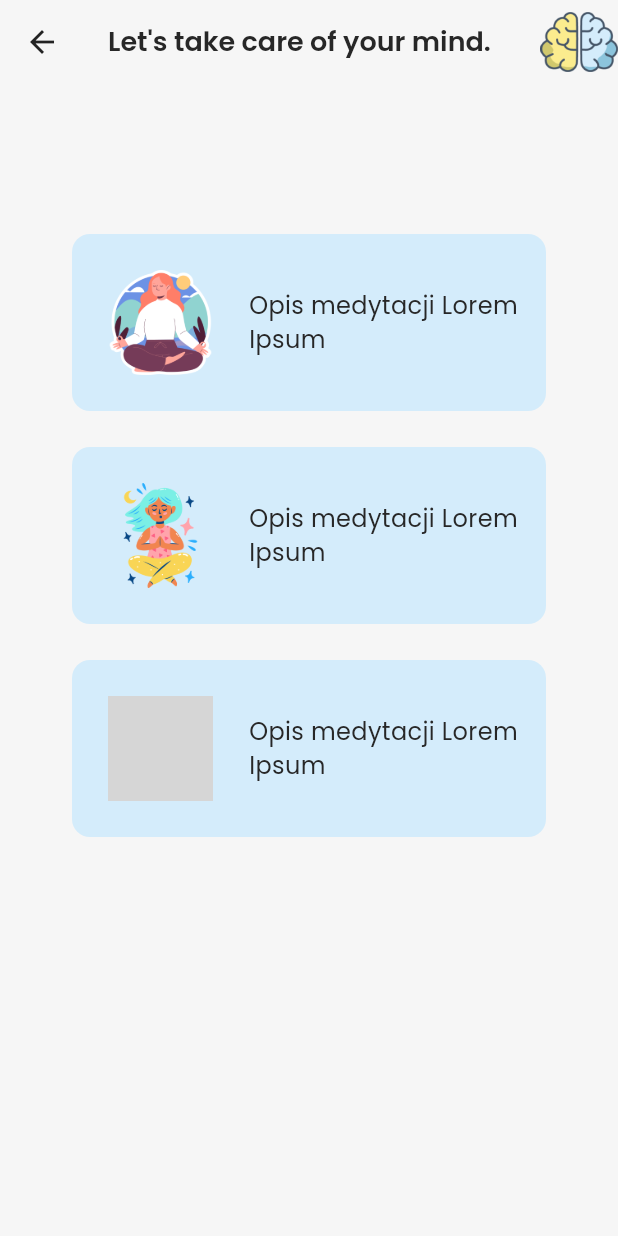
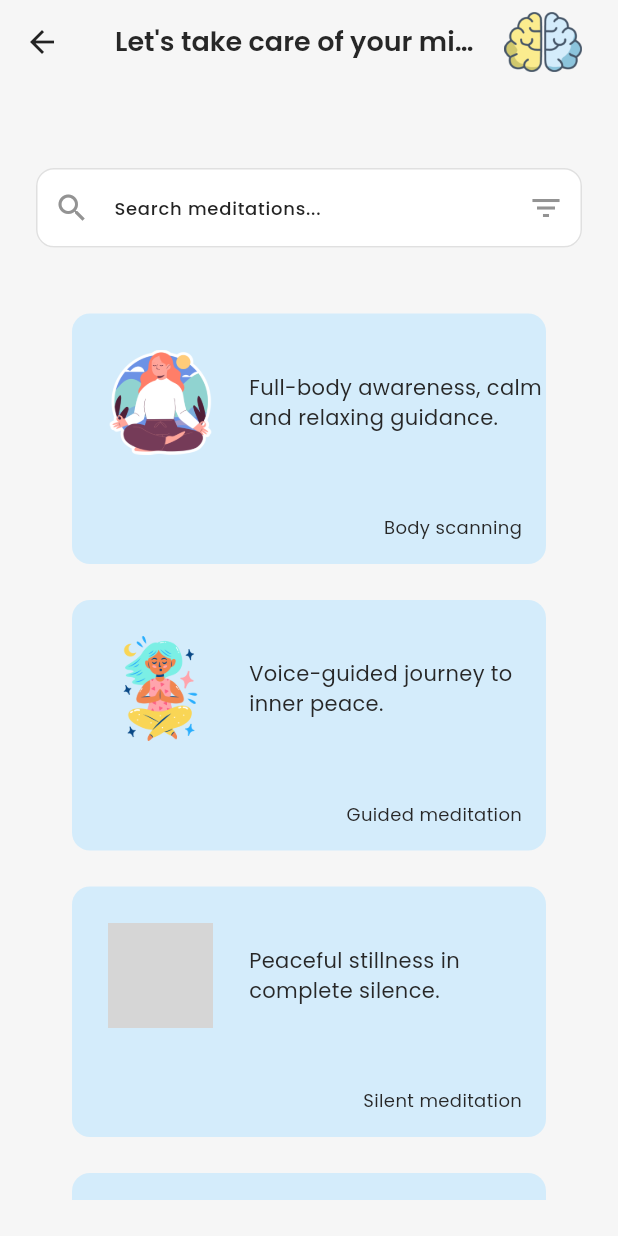
Before and after one commit to CelPat/ProjektZespolowyPCZ, a Flutter app: the HomePage screen opened directly, on a phone screen of 412 x 824 dp. Run offline on Flutter 3.47's test engine with Material 3 defaults, Android fonts, the phone set to English and light mode, and no system bars; our stand-ins replace connectivity_plus, firebase_storage, get, get_storage, iconsax, logger and 2 more; accounts and stored records are empty; grey boxes are pictures that could not be loaded.

Commit message:
Create meditaion model and meditation_types enum. Add search bar to home page with working functionality. Create filtering option by meditation type (UI to change)

```diff
--- /dev/null
+++ b/lib/features/guided_meditations/models/meditation.dart
@@ -0,0 +1,54 @@
+import 'package:flutter/material.dart';
+import 'package:projekt_zespolowy_pcz/features/guided_meditations/models/meditation_types.dart';
+
+import '../../../utils/constants/image_strings.dart';
+
+class Meditation {
+  final String image;
+  final String shortDescription;
+  final String description;
+  final VoidCallback onTap;
+  final MeditationType meditationType;
+
+  Meditation(
+      {required this.image,
+      required this.shortDescription,
+      required this.description,
+      required this.onTap,
+      required this.meditationType});
+}
+
+List<Meditation> meditations = [
+  Meditation(
+    image: ZenImages.meditation1,
+    shortDescription: 'Full-body awareness, calm and relaxing guidance.',
+    description:
+        'Body Scan Meditation focuses on bringing awareness to each part of your body, helping you relax and release tension. Starting at the top of your head and moving down to your toes, this meditation is perfect for grounding yourself and developing a deeper connection with your physical sensations.',
+    onTap: () => print('Kliknięto kafelek 1'),
+    meditationType: MeditationType.bodyScan,
+  ),
+  Meditation(
+    image: ZenImages.meditation2,
+    shortDescription: 'Voice-guided journey to inner peace.',
+    description:
+        'Guided Meditation leads you on a soothing journey with the help of a calming voice. This practice is ideal for beginners or those looking for structured relaxation, as it provides step-by-step guidance to help you focus, relax, and find tranquility.',
+    onTap: () => print('Kliknięto kafelek 2'),
+    meditationType: MeditationType.guidedMeditation,
+  ),
+  Meditation(
+    image: ZenImages.meditation3,
+    shortDescription: 'Peaceful stillness in complete silence.',
+    description:
+        'Silent Meditation offers a serene and uninterrupted space for introspection. Free from distractions, it allows you to focus solely on your breath or personal thoughts, creating an opportunity for deep mindfulness and self-discovery.',
+    onTap: () => print('Kliknięto kafelek 3'),
+    meditationType: MeditationType.silentMeditation,
+  ),
+  Meditation(
+    image: ZenImages.monk,
+    shortDescription: 'Relax deeply with body-focused mindfulness.',
+    description:
+        'This Body Scan Meditation gently guides your attention through each part of your body. Perfect for stress relief and improving mindfulness, it’s a rejuvenating practice for physical and mental relaxation.',
+    onTap: () => print('Kliknięto kafelek 4'),
+    meditationType: MeditationType.bodyScan,
+  ),
+];
--- /dev/null
+++ b/lib/features/guided_meditations/models/meditation_types.dart
@@ -0,0 +1,44 @@
+enum MeditationType {
+  guidedMeditation, // Medytacja prowadzona
+  silentMeditation, // Medytacja w ciszy
+  breathingCircle, // Pulsujące koło do oddechu
+  breathCounting, // Liczenie oddechów
+  bodyScan, // Medytacja skanowania ciała
+  visualization, // Wizualizacja
+  mindfulness, // Mindfulness
+  mantra, // Mantra
+  musicMeditation, // Medytacja z muzyką
+  dynamicMeditation, // Medytacja dynamiczna
+  soundHealing, // Medytacja dźwiękowa
+}
+
+extension MeditationTypeExtension on MeditationType {
+  String get description {
+    switch (this) {
+      case MeditationType.guidedMeditation:
+        return "Guided meditation";
+      case MeditationType.silentMeditation:
+        return "Silent meditation";
+      case MeditationType.breathingCircle:
+        return "Breathing Circle";
+      case MeditationType.breathCounting:
+        return "Breath Counting";
+      case MeditationType.bodyScan:
+        return "Body scanning";
+      case MeditationType.visualization:
+        return "Visualization";
+      case MeditationType.mindfulness:
+        return "Mindfulness";
+      case MeditationType.mantra:
+        return "Mantra";
+      case MeditationType.musicMeditation:
+        return "Music Meditation";
+      case MeditationType.dynamicMeditation:
+        return "Dynamic meditation";
+      case MeditationType.soundHealing:
+        return "Sound healing";
+      default:
+        return "Meditation";
+    }
+  }
+}
--- a/lib/features/guided_meditations/models/menu_item.dart
+++ /dev/null
@@ -1,13 +0,0 @@
-import 'package:flutter/material.dart';
-
-class MenuItem {
-  final String image;
-  final String description;
-  final VoidCallback onTap;
-
-  MenuItem({
-    required this.image,
-    required this.description,
-    required this.onTap,
-  });
-}
--- a/lib/features/guided_meditations/screens/home/home.dart
+++ b/lib/features/guided_meditations/screens/home/home.dart
@@ -6,9 +6,20 @@ import 'package:projekt_zespolowy_pcz/utils/constants/sizes.dart';
 import 'package:projekt_zespolowy_pcz/utils/constants/text_strings.dart';
 
 import '../../../../common/styles/spacing_styles.dart';
+import '../../models/meditation_types.dart';
+import 'widgets/meditation_search_bar.dart';
 
-class HomePage extends StatelessWidget {
+class HomePage extends StatefulWidget {
   const HomePage({super.key});
+
+  @override
+  State<HomePage> createState() => _HomePageState();
+}
+
+class _HomePageState extends State<HomePage> {
+  TextEditingController searchController = TextEditingController();
+  String searchQuery = '';
+  MeditationType? selectedType;
 
   @override
   Widget build(BuildContext context) {
@@ -21,10 +32,13 @@ class HomePage extends StatelessWidget {
           textAlign: TextAlign.center,
         ),
         actions: [
-          Image.asset(
-            ZenImages.appLogo,
-            fit: BoxFit.cover,
-            height: ZenSizes.iconXlg,
+          Padding(
+            padding: const EdgeInsets.only(right: ZenSizes.defaultSpace),
+            child: Image.asset(
+              ZenImages.appLogo,
+              fit: BoxFit.cover,
+              height: ZenSizes.iconXlg,
+            ),
           ),
         ],
       ),
@@ -32,17 +46,58 @@ class HomePage extends StatelessWidget {
         child: Padding(
           padding: ZenSpacingStyle.paddingWithAppBarHeight,
           child: Column(
-            mainAxisAlignment: MainAxisAlignment.center,
-            crossAxisAlignment: CrossAxisAlignment.center,
             children: [
-              const SizedBox(
-                height: ZenSizes.spaceBetweenSections,
+              MeditationSearchBar(
+                searchController: searchController,
+                onTextChanged: (text) {
+                  setState(() {
+                    searchQuery = text;
+                  });
+                },
+                onSearchSubmitted: (query) {
+                  setState(() {
+                    searchQuery = query;
+                  });
+                },
+                onFilterPressed: () => showFilterDialog(context),
               ),
-              Expanded(child: HomeMenu()),
+              const SizedBox(height: ZenSizes.spaceBetweenSections),
+              Expanded(
+                child: HomeMenu(
+                  searchQuery: searchQuery,
+                  selectedType: selectedType,
+                ),
+              ),
             ],
           ),
         ),
       ),
     );
   }
+
+  void showFilterDialog(BuildContext context) {
+    showDialog(
+      context: context,
+      builder: (BuildContext context) {
+        return AlertDialog(
+          title: const Text('Filter by Meditation Type'),
+          content: DropdownButton<MeditationType>(
+            value: selectedType,
+            items: MeditationType.values.map((type) {
+              return DropdownMenuItem<MeditationType>(
+                value: type,
+                child: Text(type.description),
+              );
+            }).toList(),
+            onChanged: (MeditationType? newType) {
+              setState(() {
+                selectedType = newType;
+              });
+              Navigator.of(context).pop();
+            },
+          ),
+        );
+      },
+    );
+  }
 }
--- a/lib/features/guided_meditations/screens/home/widgets/home_menu.dart
+++ b/lib/features/guided_meditations/screens/home/widgets/home_menu.dart
@@ -1,40 +1,44 @@
 import 'package:flutter/material.dart';
+import 'package:projekt_zespolowy_pcz/features/guided_meditations/models/meditation_types.dart';
 import 'package:projekt_zespolowy_pcz/utils/constants/colors.dart';
-import '../../../../../utils/constants/image_strings.dart';
 import '../../../../../utils/constants/sizes.dart';
-import '../../../models/menu_item.dart';
+import '../../../models/meditation.dart';
 
-class HomeMenu extends StatelessWidget {
-  HomeMenu({
+class HomeMenu extends StatefulWidget {
+  final String searchQuery;
+  final MeditationType? selectedType;
+
+  const HomeMenu({
     super.key,
+    required this.searchQuery,
+    this.selectedType,
   });
 
-  final List<MenuItem> items = [
-    MenuItem(
-      image: ZenImages.meditation1,
-      description: 'Opis medytacji Lorem Ipsum',
-      onTap: () => print('Kliknięto kafelek 1'),
-    ),
-    MenuItem(
-      image: ZenImages.meditation2,
-      description: 'Opis medytacji Lorem Ipsum',
-      onTap: () => print('Kliknięto kafelek 2'),
-    ),
-    MenuItem(
-      image: ZenImages.meditation3,
-      description: 'Opis medytacji Lorem Ipsum',
-      onTap: () => print('Kliknięto kafelek 3'),
-    ),
-  ];
+  @override
+  State<HomeMenu> createState() => _HomeMenuState();
+}
+
+class _HomeMenuState extends State<HomeMenu> {
+  List<Meditation> get filteredMeditations {
+    return meditations.where((meditation) {
+      final matchesQuery = widget.searchQuery.isEmpty ||
+          meditation.shortDescription
+              .toLowerCase()
+              .contains(widget.searchQuery.toLowerCase());
+      final matchesType = widget.selectedType == null ||
+          meditation.meditationType == widget.selectedType;
+      return matchesQuery && matchesType;
+    }).toList();
+  }
 
   @override
   Widget build(BuildContext context) {
     return ListView.builder(
-      itemCount: items.length,
+      itemCount: filteredMeditations.length,
       itemBuilder: (context, index) {
-        final item = items[index];
+        final singleMeditation = filteredMeditations[index];
         return GestureDetector(
-          onTap: item.onTap,
+          onTap: singleMeditation.onTap,
           child: Container(
             margin: const EdgeInsets.symmetric(
               vertical: ZenSizes.defaultSpace / 2,
@@ -44,21 +48,35 @@ class HomeMenu extends StatelessWidget {
               color: ZenColors.menuItemBackground,
               borderRadius: BorderRadius.circular(ZenSizes.borderRadiusLg),
             ),
-            child: Row(
+            child: Column(
+              children: [
+                Row(
                   children: [
                     Padding(
                       padding: const EdgeInsets.all(ZenSizes.defaultSpace),
                       child: Image.asset(
-                    item.image,
+                        singleMeditation.image,
                         width: 70,
                         height: 70,
                       ),
                     ),
                     Expanded(
                       child: Text(
-                    item.description,
+                        singleMeditation.shortDescription,
                         style: const TextStyle(
                           fontSize: ZenSizes.fontSizeMd,
+                        ),
+                      ),
+                    ),
+                  ],
+                ),
+                Padding(
+                  padding: const EdgeInsets.all(ZenSizes.spaceBetweenItems),
+                  child: Align(
+                    alignment: Alignment.bottomRight,
+                    child: Text(
+                      singleMeditation.meditationType.description,
+                      style: const TextStyle(fontSize: ZenSizes.fontSizeSm),
                     ),
                   ),
                 ),
--- /dev/null
+++ b/lib/features/guided_meditations/screens/home/widgets/meditation_search_bar.dart
@@ -0,0 +1,40 @@
+import 'package:flutter/material.dart';
+
+import '../../../../../utils/constants/sizes.dart';
+
+class MeditationSearchBar extends StatelessWidget {
+  final TextEditingController searchController;
+  final Function(String) onTextChanged;
+  final Function(String) onSearchSubmitted;
+  final VoidCallback onFilterPressed;
+
+  const MeditationSearchBar({
+    super.key,
+    required this.searchController,
+    required this.onTextChanged,
+    required this.onSearchSubmitted,
+    required this.onFilterPressed,
+  });
+
+  @override
+  Widget build(BuildContext context) {
+    return TextField(
+      controller: searchController,
+      decoration: InputDecoration(
+        prefixIcon: const Icon(Icons.search),
+        suffixIcon: IconButton(
+          icon: const Icon(Icons.filter_list),
+          onPressed: onFilterPressed,
+        ),
+        hintText: 'Search meditations...',
+        border: OutlineInputBorder(
+          borderRadius: BorderRadius.circular(ZenSizes.borderRadiusLg),
+        ),
+        filled: true,
+        fillColor: Colors.white,
+      ),
+      onChanged: onTextChanged,
+      onSubmitted: onSearchSubmitted,
+    );
+  }
+}
--- a/lib/utils/constants/sizes.dart
+++ b/lib/utils/constants/sizes.dart
@@ -14,9 +14,10 @@ class ZenSizes {
   static const double iconXlg = 40.0;
 
   // Font sizes
-  static const double fonZenSizesm = 14.0;
-  static const double fontSizeMd = 16.0;
-  static const double fontSizeLg = 18.0;
+  static const double fontSizeSm = 12.0;
+  static const double fontSizeMd = 14.0;
+  static const double fontSizeLg = 16.0;
+  static const double fontSizeXl = 18.0;
 
   // Button sizes
   static const double buttonHeight = 18.0;
--- a/lib/utils/theme/widget_themes/text_field_theme.dart
+++ b/lib/utils/theme/widget_themes/text_field_theme.dart
@@ -13,7 +13,7 @@ class ZenTextFormFieldTheme {
     labelStyle: const TextStyle()
         .copyWith(fontSize: ZenSizes.fontSizeMd, color: ZenColors.black),
     hintStyle: const TextStyle()
-        .copyWith(fontSize: ZenSizes.fonZenSizesm, color: ZenColors.black),
+        .copyWith(fontSize: ZenSizes.fontSizeSm, color: ZenColors.black),
     errorStyle: const TextStyle().copyWith(fontStyle: FontStyle.normal),
     floatingLabelStyle:
         const TextStyle().copyWith(color: ZenColors.black.withOpacity(0.8)),
@@ -47,7 +47,7 @@ class ZenTextFormFieldTheme {
     labelStyle: const TextStyle()
         .copyWith(fontSize: ZenSizes.fontSizeMd, color: ZenColors.white),
     hintStyle: const TextStyle()
-        .copyWith(fontSize: ZenSizes.fonZenSizesm, color: ZenColors.white),
+        .copyWith(fontSize: ZenSizes.fontSizeSm, color: ZenColors.white),
     floatingLabelStyle:
         const TextStyle().copyWith(color: ZenColors.white.withOpacity(0.8)),
     border: const OutlineInputBorder().copyWith(
```
Lines whose indentation alone changed are shown as unchanged.
